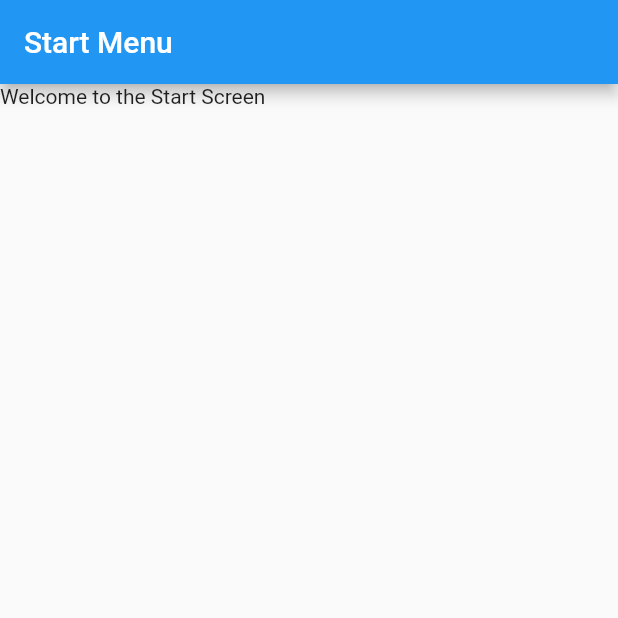
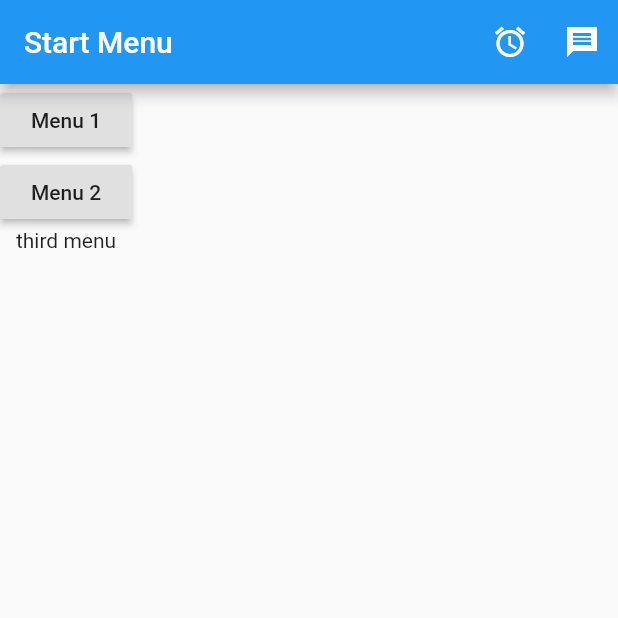
Before and after one commit to rohithaider/cmsc4303-lesson1, a Flutter app: the screen it shows after launch, on a phone screen of 412 x 824 dp, the top half of it. Run offline on Flutter 3.47's test engine with Material 2 defaults, Android fonts, the phone set to English and light mode, and no system bars.

Commit message:
body part

```diff
--- a/lib/screen/start_screen.dart
+++ b/lib/screen/start_screen.dart
@@ -1,16 +1,43 @@
-
 import 'package:flutter/material.dart';
 
-class StartScreen extends StatelessWidget{
-  static const routeName ='/startScreen';
+class StartScreen extends StatelessWidget {
+  static const routeName = '/startScreen';
   @override
   Widget build(BuildContext context) {
     return Scaffold(
       appBar: AppBar(
         title: Text('Start Menu'),
+        actions: [
+          IconButton(
+              icon: Icon(Icons.alarm), //passing icon object
+              onPressed: () {
+                //using annoynimous function
+                print('Alarm');
+              }),
+          IconButton(
+              icon: Icon(Icons.message_sharp),
+              onPressed: () {
+                print('Message');
+              })
+        ],
       ),
-        body: Text('Welcome to the Start Screen'),
+      body: Column(
+        children: [
+          RaisedButton(
+            onPressed: () {
+              print('Menu 1');
+            },
+            child: Text('Menu 1'),
+          ),
+          RaisedButton(
+            onPressed: () {
+              print('Menu 2');
+            },
+            child: Text('Menu 2'),
+          ),
+          Text('third menu')
+        ],
+      ),
     );
   }
-
 }
```
